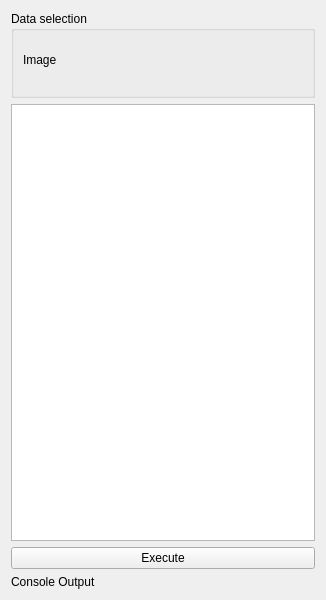
Before: the Qt Designer form Plugins/org.mitk.gui.qt.python/src/internal/QmitkPythonViewControls.ui in MITK/MITK, drawn with Qt 5.
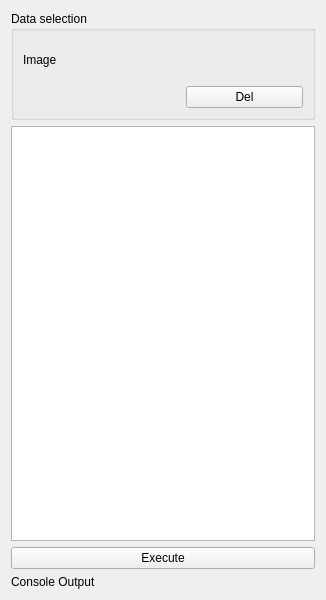
After: the same form once the commit is applied. Custom widgets are drawn as their Qt base class.

Commit message: Adding option to delete venv site-packages

Diff of the .ui file:
```diff
--- a/Plugins/org.mitk.gui.qt.python/src/internal/QmitkPythonViewControls.ui
+++ b/Plugins/org.mitk.gui.qt.python/src/internal/QmitkPythonViewControls.ui
@@ -62,6 +62,13 @@
         </property>
        </widget>
       </item>
+      <item row="1" column="2">
+       <widget class="QPushButton" name="venvDeleteButton">
+        <property name="text">
+         <string>Del</string>
+        </property>
+       </widget>
+      </item>
      </layout>
     </widget>
    </item>
```
Left out of the diff: 2 changed lines with no effect on the pictures. The commit also changes 5 other files.
